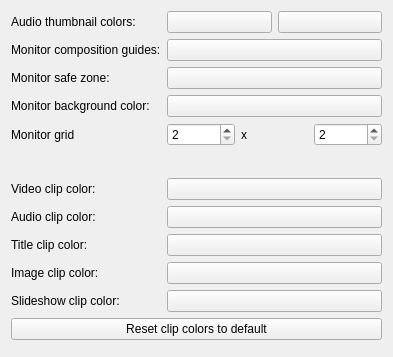
The window that src/ui/configcolors_ui.ui (KDE/kdenlive) describes before a commit, drawn with Qt 5.
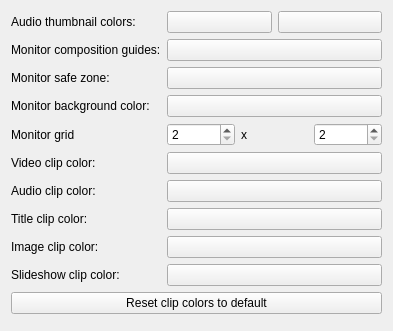
The same window after the commit. Custom widgets are drawn as their Qt base class.

Commit message: Refactor Kdenlive Settings Dialog (Part 1)

What changed in the file:
```diff
--- a/src/ui/configcolors_ui.ui
+++ b/src/ui/configcolors_ui.ui
@@ -90,100 +90,84 @@
      </item>
     </layout>
    </item>
-   <item row="5" column="0" colspan="2">
-    <widget class="QFrame" name="guides_box">
-     <property name="minimumSize">
-      <size>
-       <width>20</width>
-       <height>20</height>
-      </size>
-     </property>
-     <property name="frameShape">
-      <enum>QFrame::Shape::NoFrame</enum>
-     </property>
-     <property name="frameShadow">
-      <enum>QFrame::Shadow::Raised</enum>
-     </property>
-    </widget>
-   </item>
-   <item row="6" column="0">
+   <item row="5" column="0">
     <widget class="QLabel" name="label_video_color">
      <property name="text">
       <string>Video clip color:</string>
      </property>
     </widget>
    </item>
-   <item row="6" column="1">
+   <item row="5" column="1">
     <widget class="KColorButton" name="videoColor">
      <property name="alphaChannelEnabled">
         <bool>true</bool>
      </property>
     </widget>
    </item>
-   <item row="7" column="0">
+   <item row="6" column="0">
     <widget class="QLabel" name="label_audio_color">
      <property name="text">
       <string>Audio clip color:</string>
      </property>
     </widget>
    </item>
-   <item row="7" column="1">
+   <item row="6" column="1">
     <widget class="KColorButton" name="audioColor">
      <property name="alphaChannelEnabled">
         <bool>true</bool>
      </property>
     </widget>
    </item>
-   <item row="8" column="0">
+   <item row="7" column="0">
     <widget class="QLabel" name="label_title_color">
      <property name="text">
       <string>Title clip color:</string>
      </property>
     </widget>
    </item>
-   <item row="8" column="1">
+   <item row="7" column="1">
     <widget class="KColorButton" name="titleColor">
      <property name="alphaChannelEnabled">
         <bool>true</bool>
      </property>
     </widget>
    </item>
-   <item row="9" column="0">
+   <item row="8" column="0">
     <widget class="QLabel" name="label_image_color">
      <property name="text">
       <string>Image clip color:</string>
      </property>
     </widget>
    </item>
-   <item row="9" column="1">
+   <item row="8" column="1">
     <widget class="KColorButton" name="imageColor">
      <property name="alphaChannelEnabled">
         <bool>true</bool>
      </property>
     </widget>
    </item>
-   <item row="10" column="0">
+   <item row="9" column="0">
     <widget class="QLabel" name="label_slideshow_color">
      <property name="text">
       <string>Slideshow clip color:</string>
      </property>
     </widget>
    </item>
-   <item row="10" column="1">
+   <item row="9" column="1">
     <widget class="KColorButton" name="slideshowColor">
      <property name="alphaChannelEnabled">
         <bool>true</bool>
      </property>
     </widget>
    </item>
-   <item row="11" column="0" colspan="2">
+   <item row="10" column="0" colspan="2">
    <widget class="QPushButton" name="resetClipColors">
    <property name="text">
       <string>Reset clip colors to default</string>
    </property>
    </widget>
    </item>
-   <item row="12" column="0">
+   <item row="11" column="0">
     <spacer name="verticalSpacer">
      <property name="orientation">
       <enum>Qt::Orientation::Vertical</enum>
```
The commit also changes 6 other files.
